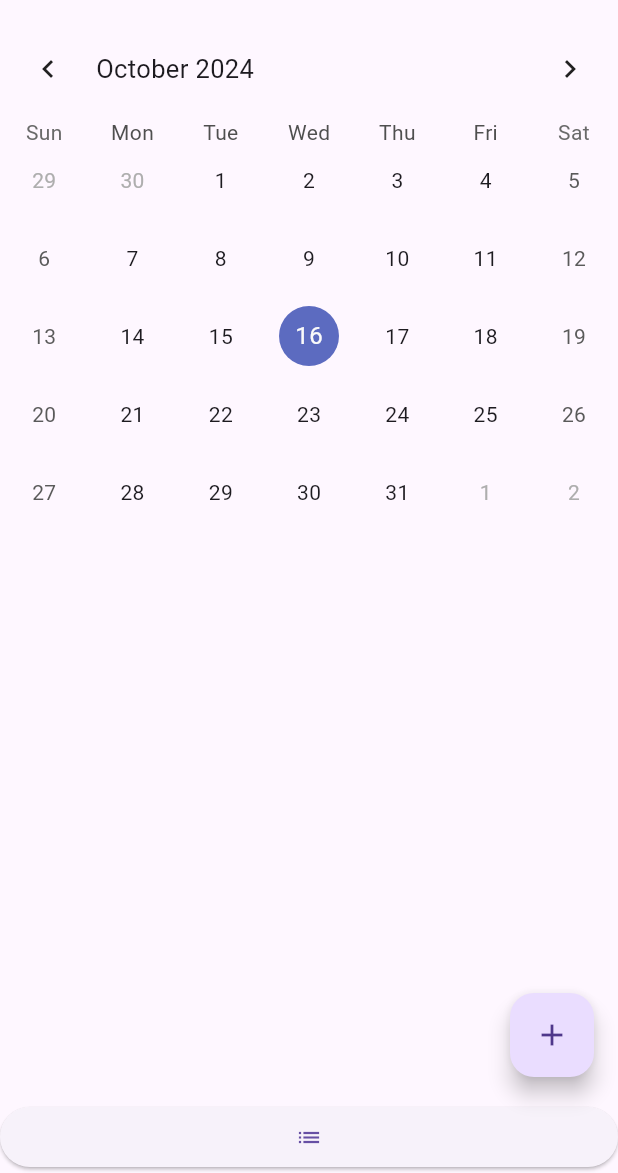
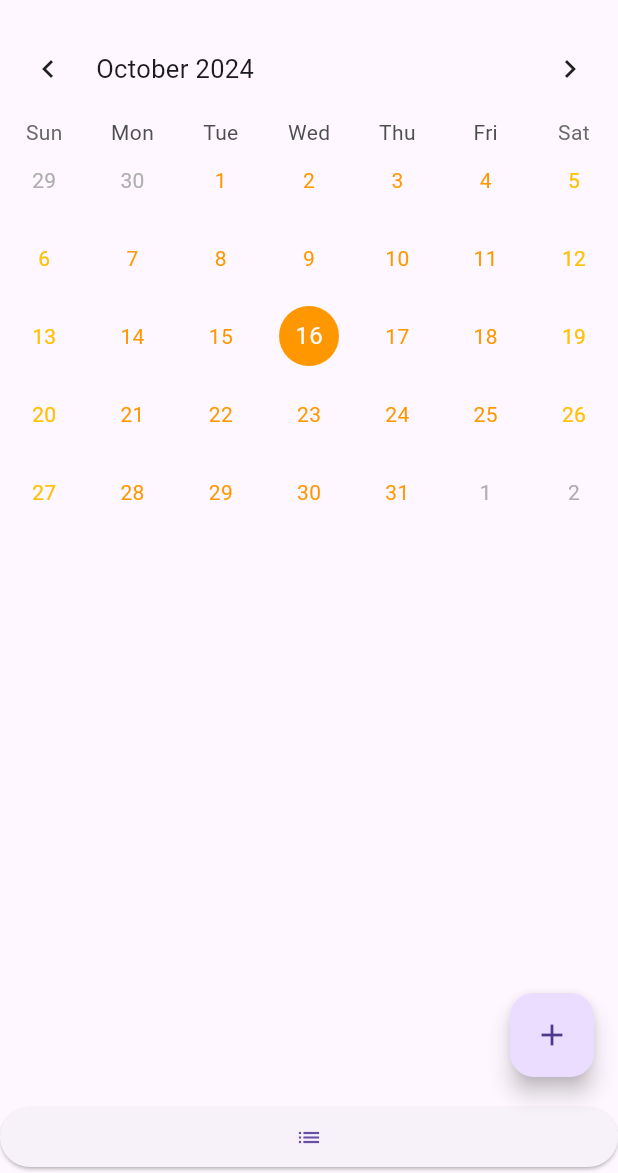
Before and after one commit to kbgrizb/Busy_Bees, a Flutter app: the screen it shows after launch, on a phone screen of 412 x 824 dp, the part 63-1236 px from its top. Run offline on Flutter 3.47's test engine with Material 3 defaults, Android fonts, the phone set to English and light mode, and no system bars; drawn by our look-alikes of table_calendar; our stand-ins replace cloud_firestore, firebase_auth, firebase_core, go_router, google_fonts; missing offline and left inert: firebase_ui_auth; accounts and stored records are empty.

Commit message:
Days are orange and yellow

```diff
--- a/flutter_application_1/lib/calendar_page.dart
+++ b/flutter_application_1/lib/calendar_page.dart
@@ -164,6 +164,13 @@ List<Event>? list;
         firstDay: DateTime.utc(2024, 1, 1),
         lastDay: DateTime.utc(2030, 12, 31),
         focusedDay: _focusedDay,
+        calendarStyle: const CalendarStyle(
+        defaultTextStyle:TextStyle(color: Colors.orange),
+        weekendTextStyle:TextStyle(color: Colors.amber),
+        todayDecoration: BoxDecoration(color: Colors.yellow, shape: BoxShape.circle),
+        selectedDecoration: BoxDecoration(color: Colors.orange, shape: BoxShape.circle),
+
+        ),
         eventLoader: _getEventsForDay,
         selectedDayPredicate: (day) {
           return isSameDay(_selectedDay, day);
```
